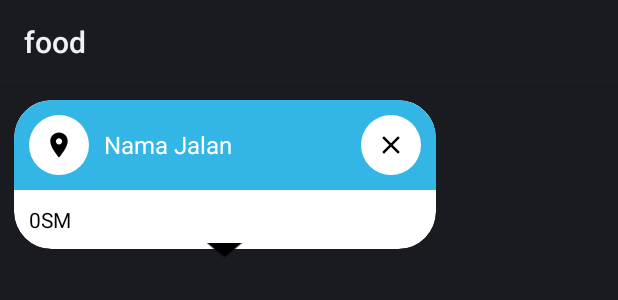
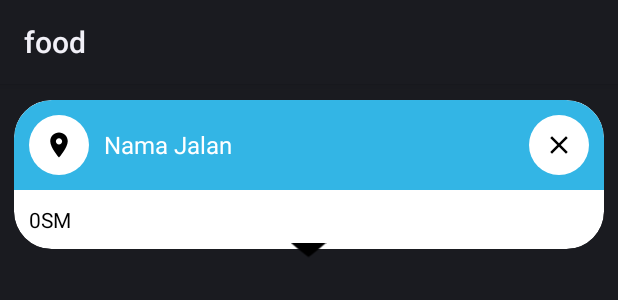
Before and after one commit to emkr-13/Aplikasi_Food_Kelas_C, an Android app: the layout layout_tooltip.xml on its own in the app's theme, with its tools: preview values and no code run, on a phone screen of 412 x 824 dp. Shown: the top 300 px of the screen. Run offline under Robolectric (Android 15) with nearby library versions, the phone set to English and light mode, and no system bars.

Commit message:
tambah dikit

```diff
--- a/app/src/main/res/drawable/ic_baseline_exit.xml
+++ b/app/src/main/res/drawable/ic_baseline_exit.xml
@@ -1,5 +1,5 @@
-<vector android:autoMirrored="true" android:height="24dp"
-    android:tint="#000000" android:viewportHeight="24"
-    android:viewportWidth="24" android:width="24dp" xmlns:android="http://schemas.android.com/apk/res/android">
+<vector android:height="24dp" android:tint="#000000"
+    android:viewportHeight="24" android:viewportWidth="24"
+    android:width="24dp" xmlns:android="http://schemas.android.com/apk/res/android">
     <path android:fillColor="@android:color/white" android:pathData="M10.09,15.59L11.5,17l5,-5 -5,-5 -1.41,1.41L12.67,11H3v2h9.67l-2.58,2.59zM19,3H5c-1.11,0 -2,0.9 -2,2v4h2V5h14v14H5v-4H3v4c0,1.1 0.89,2 2,2h14c1.1,0 2,-0.9 2,-2V5c0,-1.1 -0.9,-2 -2,-2z"/>
 </vector>
--- a/app/src/main/res/layout/layout_tooltip.xml
+++ b/app/src/main/res/layout/layout_tooltip.xml
@@ -6,7 +6,7 @@
 
     <androidx.cardview.widget.CardView
         android:id="@+id/cvContent"
-        android:layout_width="300dp"
+        android:layout_width="500dp"
         android:layout_height="wrap_content"
         android:layout_alignParentTop="true"
         android:layout_centerInParent="true"
```
